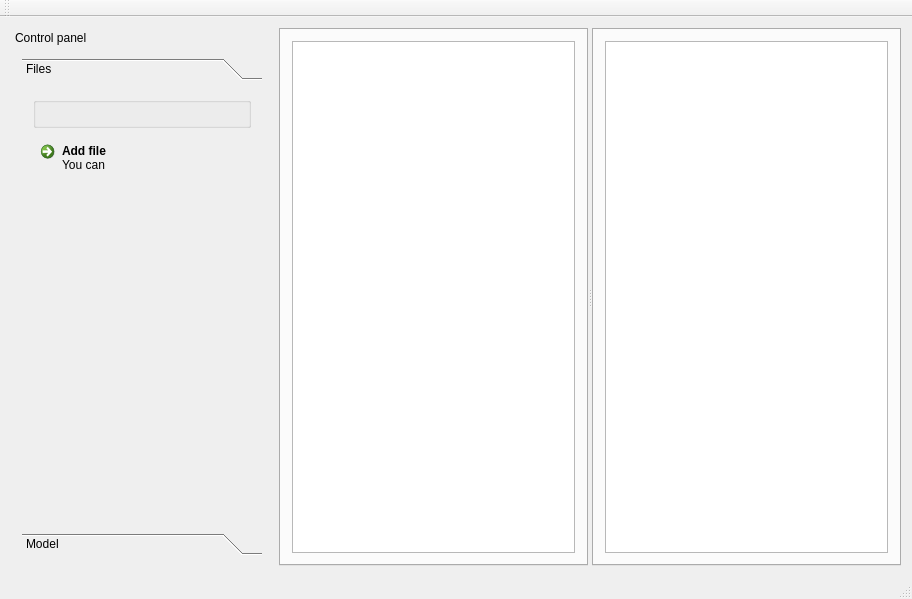
Old version of the form mainwindow.ui in the repository gurmaaan/ParamsViewer.
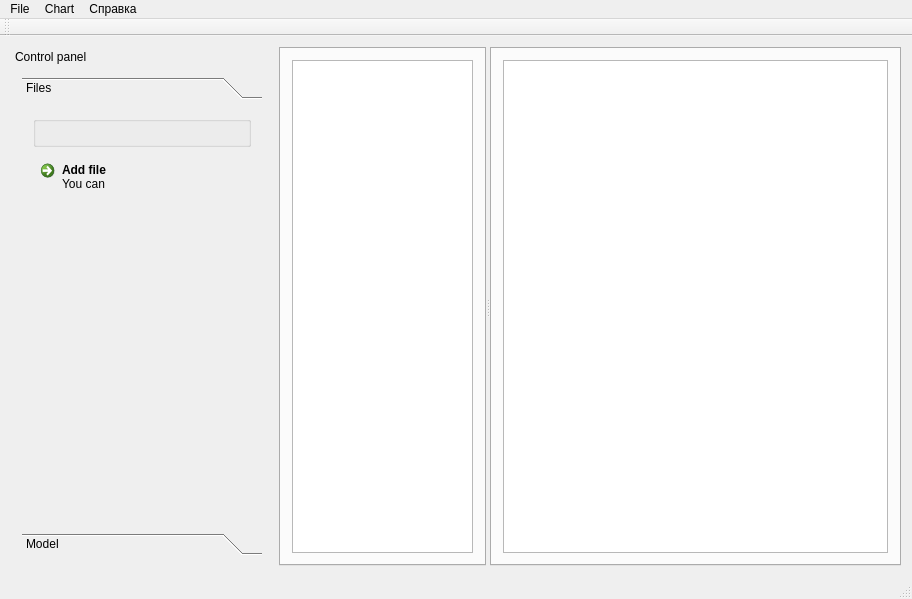
New version of the form. Icons and pictures are not drawn. Custom widgets are drawn as their Qt base class.

```diff
--- a/mainwindow.ui
+++ b/mainwindow.ui
@@ -30,7 +30,7 @@
       <property name="minimumSize">
        <size>
         <width>258</width>
-        <height>208</height>
+        <height>248</height>
        </size>
       </property>
       <property name="features">
@@ -176,7 +176,35 @@
         </attribute>
         <layout class="QVBoxLayout" name="verticalLayout_2">
          <item>
-          <widget class="QTableView" name="firstFileTableView"/>
+          <widget class="QTableView" name="firstFileTableView">
+           <property name="autoFillBackground">
+            <bool>true</bool>
+           </property>
+           <property name="sizeAdjustPolicy">
+            <enum>QAbstractScrollArea::AdjustToContentsOnFirstShow</enum>
+           </property>
+           <property name="editTriggers">
+            <set>QAbstractItemView::NoEditTriggers</set>
+           </property>
+           <property name="showDropIndicator" stdset="0">
+            <bool>false</bool>
+           </property>
+           <property name="dragDropOverwriteMode">
+            <bool>false</bool>
+           </property>
+           <property name="alternatingRowColors">
+            <bool>true</bool>
+           </property>
+           <property name="selectionBehavior">
+            <enum>QAbstractItemView::SelectColumns</enum>
+           </property>
+           <property name="textElideMode">
+            <enum>Qt::ElideMiddle</enum>
+           </property>
+           <property name="sortingEnabled">
+            <bool>false</bool>
+           </property>
+          </widget>
          </item>
         </layout>
        </widget>
@@ -215,6 +243,24 @@
      <height>21</height>
     </rect>
    </property>
+   <widget class="QMenu" name="menu">
+    <property name="title">
+     <string>File</string>
+    </property>
+   </widget>
+   <widget class="QMenu" name="menu_2">
+    <property name="title">
+     <string>Chart</string>
+    </property>
+   </widget>
+   <widget class="QMenu" name="menu_3">
+    <property name="title">
+     <string>Справка</string>
+    </property>
+   </widget>
+   <addaction name="menu"/>
+   <addaction name="menu_2"/>
+   <addaction name="menu_3"/>
   </widget>
   <widget class="QToolBar" name="mainToolBar">
    <attribute name="toolBarArea">
```
Left out of the diff: 2 changed lines with no effect on the pictures.
